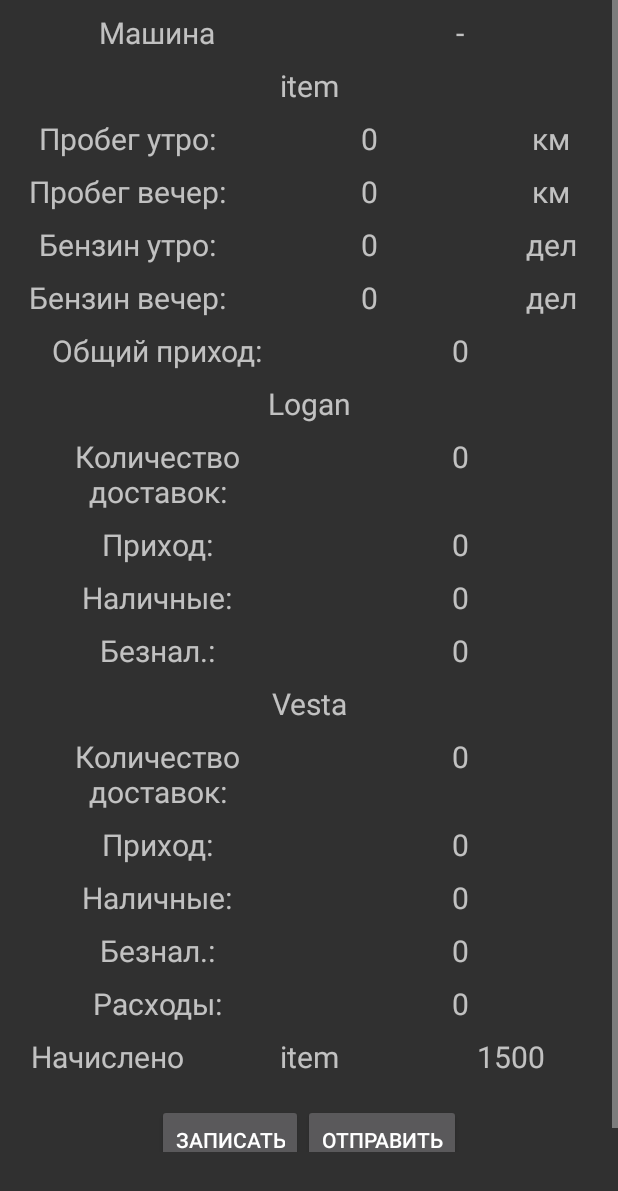
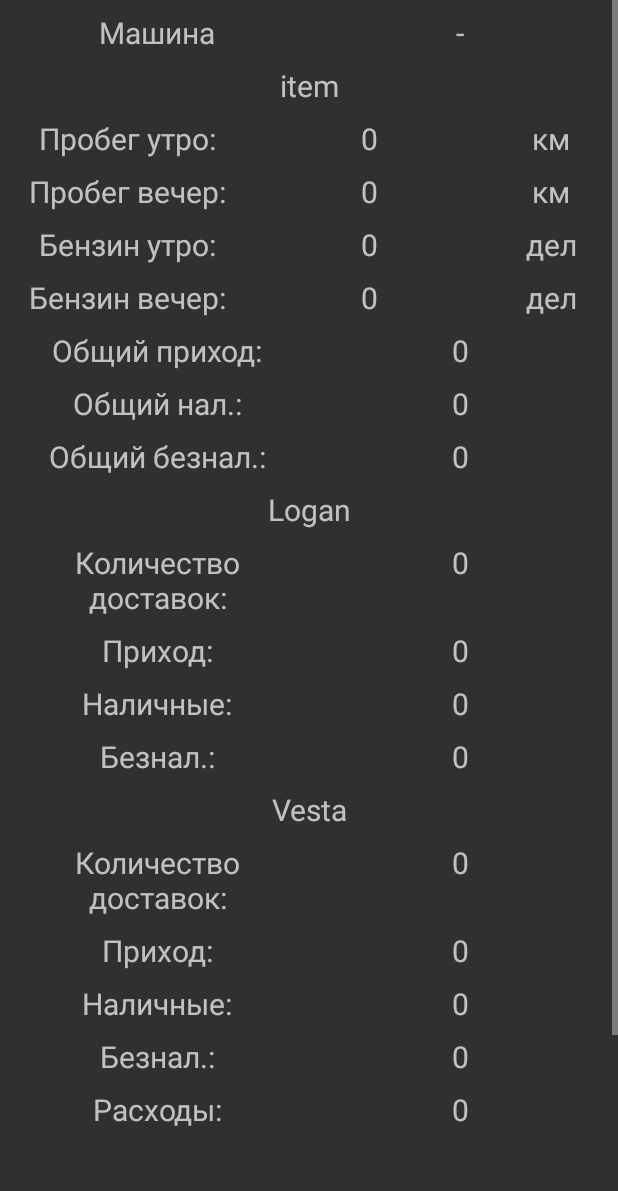
Before and after one commit to parsiphall/LoganShopDriverHelper, an Android app: the fragment TotalDayFragment shown on its own in the app's theme, on a phone screen of 412 x 824 dp. Shown: the top 1191 px of the screen. Run offline under Robolectric (Android 15) with nearby library versions, the phone set to English and light mode, and no system bars; our stand-ins replace Room's generated code; libraries missing offline, so code that uses them is left out: android.arch.persistence, com.arellomobile.mvp; 1 statement that could not run was skipped.

Commit message:
version 0.1.6 -add: daily cash/card

```diff
--- a/app/build.gradle
+++ b/app/build.gradle
@@ -12,8 +12,8 @@ android {
         applicationId "com.parsiphal.loganshopdriverhelper"
         minSdkVersion 15
         targetSdkVersion 28
-        versionCode 5
-        versionName "0.1.5"
+        versionCode 6
+        versionName "0.1.6"
         testInstrumentationRunner "android.support.test.runner.AndroidJUnitRunner"
     }
     buildTypes {
--- a/app/src/main/java/com/parsiphal/loganshopdriverhelper/fragments/TotalDayFragment.kt
+++ b/app/src/main/java/com/parsiphal/loganshopdriverhelper/fragments/TotalDayFragment.kt
@@ -81,6 +81,8 @@ class TotalDayFragment : MvpAppCompatFragment() {
         day_morning_fuel_textView.text = prefs.morningFuel.toString()
         day_evening_fuel_textView.text = prefs.eveningFuel.toString()
         day_total_money_textView.text = totalMoney()
+        day_total_money_cash_textView.text = totalCash()
+        day_total_money_card_textView.text = totalCard()
         day_logan_delivery_value_textView.text = deliveryValueLogan()
         day_logan_money_textView.text = loganMoney()
         day_logan_cash_textView.text = loganCash()
@@ -102,6 +104,24 @@ class TotalDayFragment : MvpAppCompatFragment() {
             }
         }
         return totalMoney.toString()
+    }
+
+    private fun totalCash(): String {
+        var totalCash = 0
+        for (position in items) {
+            if (position.workType == 0 && position.payType == 0)
+                totalCash += position.cost
+        }
+        return totalCash.toString()
+    }
+
+    private fun totalCard(): String {
+        var totalCard = 0
+        for (position in items) {
+            if (position.workType == 0 && position.payType == 1)
+                totalCard += position.cost
+        }
+        return totalCard.toString()
     }
 
     private fun deliveryValueLogan(): String {
@@ -209,6 +229,8 @@ class TotalDayFragment : MvpAppCompatFragment() {
         total.morningFuel = prefs.morningFuel!!
         total.eveningFuel = prefs.eveningFuel!!
         total.totalMoney = day_total_money_textView.text.toString().toInt()
+        total.totalCash = day_total_money_cash_textView.text.toString().toInt()
+        total.totalCard = day_total_money_card_textView.text.toString().toInt()
         total.loganDeliveryValue = day_logan_delivery_value_textView.text.toString().toInt()
         total.loganMoney = day_logan_money_textView.text.toString().toInt()
         total.loganCash = day_logan_cash_textView.text.toString().toInt()
@@ -231,6 +253,8 @@ class TotalDayFragment : MvpAppCompatFragment() {
         day_morning_fuel_textView.text = total.morningFuel.toString()
         day_evening_fuel_textView.text = total.eveningFuel.toString()
         day_total_money_textView.text = total.totalMoney.toString()
+        day_total_money_cash_textView.text = total.totalCash.toString()
+        day_total_money_card_textView.text = total.totalCard.toString()
         day_logan_delivery_value_textView.text = total.loganDeliveryValue.toString()
         day_logan_money_textView.text = total.loganMoney.toString()
         day_logan_cash_textView.text = total.loganMoney.toString()
--- a/app/src/main/res/layout/fragment_total_day.xml
+++ b/app/src/main/res/layout/fragment_total_day.xml
@@ -104,9 +104,31 @@
                     style="@style/dayAndMonthTextView"/>
         </LinearLayout>
         <LinearLayout
+                android:id="@+id/day_total_money_cash"
+                style="@style/dayAndMonthLinearLayout"
+                android:layout_below="@id/day_total_money">
+            <TextView
+                    style="@style/dayAndMonthTextView"
+                    android:text="@string/totalMoneyCash"/>
+            <TextView
+                    android:id="@+id/day_total_money_cash_textView"
+                    style="@style/dayAndMonthTextView"/>
+        </LinearLayout>
+        <LinearLayout
+                android:id="@+id/day_total_money_card"
+                style="@style/dayAndMonthLinearLayout"
+                android:layout_below="@id/day_total_money_cash">
+            <TextView
+                    style="@style/dayAndMonthTextView"
+                    android:text="@string/totalMoneyCard"/>
+            <TextView
+                    android:id="@+id/day_total_money_card_textView"
+                    style="@style/dayAndMonthTextView"/>
+        </LinearLayout>
+        <LinearLayout
                 android:id="@+id/day_logan_divider"
                 style="@style/dayAndMonthLinearLayout"
-                android:layout_below="@id/day_total_money">
+                android:layout_below="@id/day_total_money_card">
             <TextView
                     style="@style/dayAndMonthTextViewWide"
                     android:text="@string/logan_divider"/>
--- a/app/src/main/res/values/strings.xml
+++ b/app/src/main/res/values/strings.xml
@@ -36,7 +36,7 @@
     <string name="card">Безнал.:</string>
     <string name="vesta_divider">Vesta</string>
     <string name="expenses">Расходы:</string>
-    <string name="salary">Начислено</string>
+    <string name="salary">Начислено:</string>
     <string name="shiftsValue">Количество смен:</string>
     <string name="family">Фамилия</string>
     <string name="recorded">Записано</string>
@@ -59,8 +59,8 @@
     </string-array>
     <string-array name="cars">
         <item>Largus</item>
+        <item>Sandero</item>
         <item>X-Ray</item>
-        <item>Sandero</item>
     </string-array>
     <string-array name="work_type">
         <item>Доставка</item>
```
